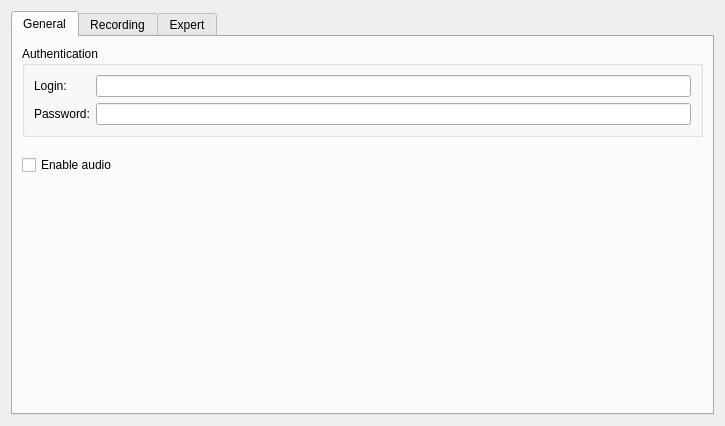
Qt form client/src/ui/widgets/properties/multiple_camera_settings_widget.ui (networkoptix/nx_open) before a commit.
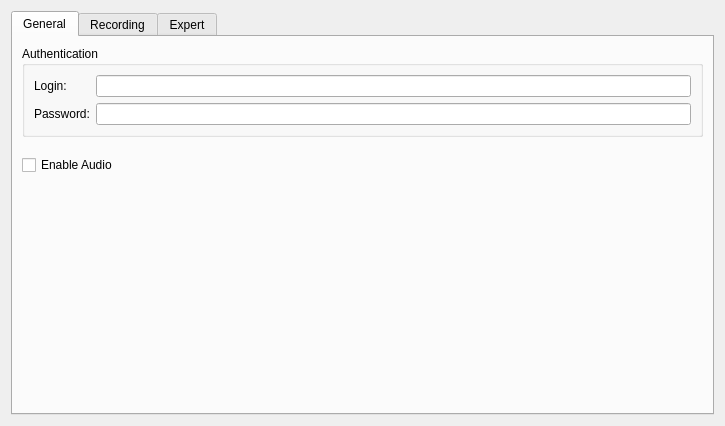
The same form after that commit. Custom widgets are drawn as their Qt base class.

The edit to the form file:
```diff
--- a/client/src/ui/widgets/properties/multiple_camera_settings_widget.ui
+++ b/client/src/ui/widgets/properties/multiple_camera_settings_widget.ui
@@ -63,7 +63,7 @@
        <item>
         <widget class="QCheckBox" name="enableAudioCheckBox">
          <property name="text">
-          <string>Enable audio</string>
+          <string>Enable Audio</string>
          </property>
          <property name="tristate">
           <bool>true</bool>
```
